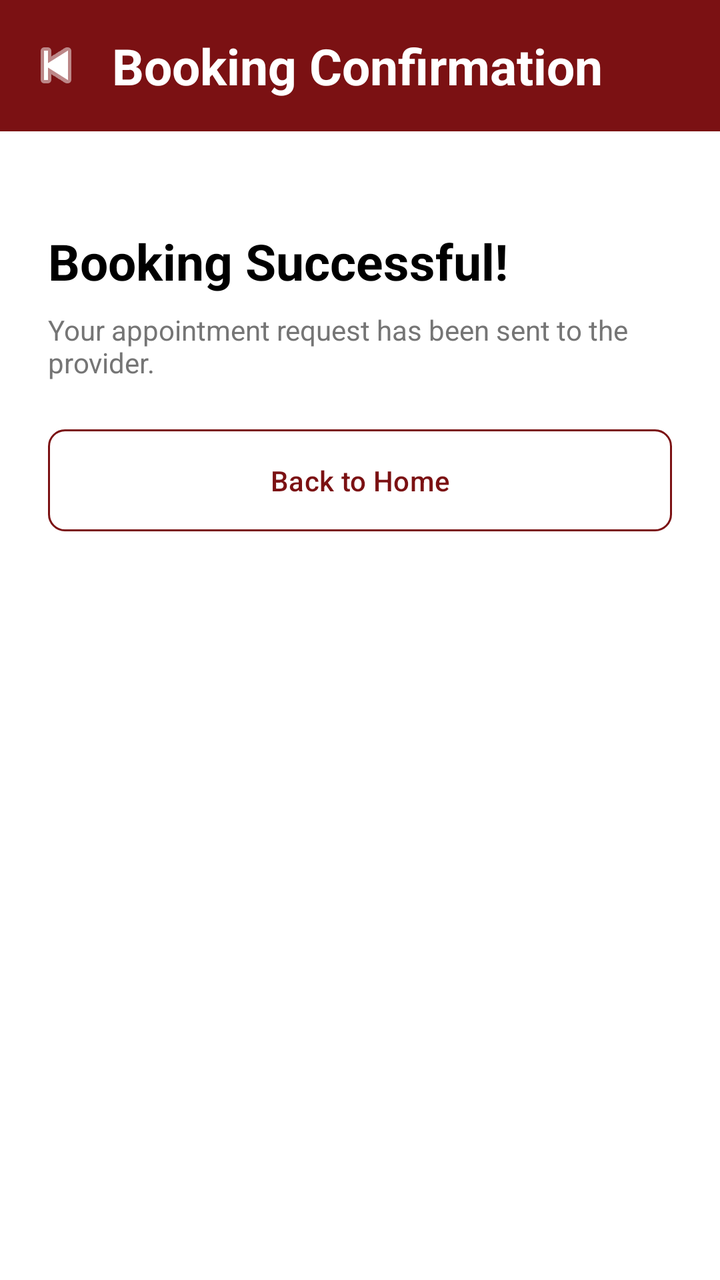
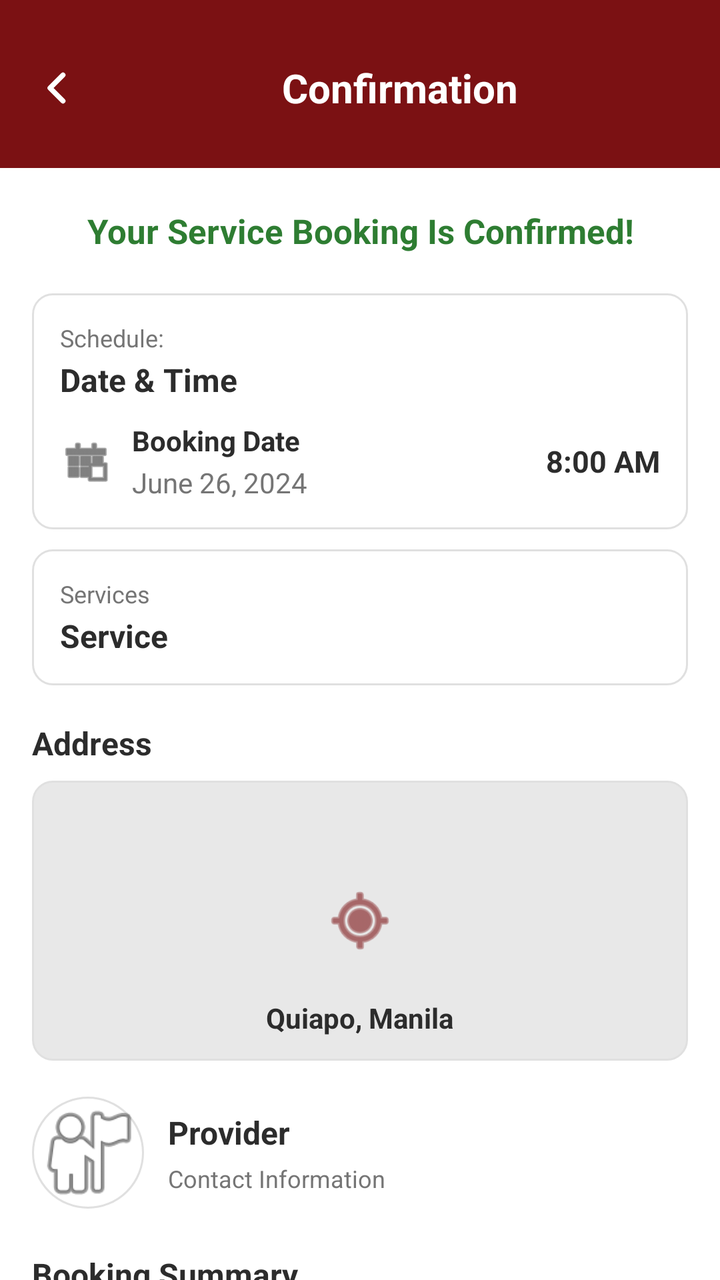

The first picture is an Android layout as it rendered before a commit; the second is the same layout after the commit. The layout source and the unified diff follow.
<!-- AndroidManifest.xml: application theme Theme.FixItFinderApp -->
<!-- res/layout/activity_booking_confirmation.xml -->
<?xml version="1.0" encoding="utf-8"?>
<androidx.constraintlayout.widget.ConstraintLayout
    xmlns:android="http://schemas.android.com/apk/res/android"
    xmlns:app="http://schemas.android.com/apk/res-auto"
    android:layout_width="match_parent"
    android:layout_height="match_parent"
    android:background="@color/white">

    <LinearLayout
        android:id="@+id/headerLayout"
        android:layout_width="match_parent"
        android:layout_height="wrap_content"
        android:orientation="horizontal"
        android:background="@color/color_primary"
        android:padding="16dp"
        android:gravity="center_vertical"
        app:layout_constraintTop_toTopOf="parent"
        app:layout_constraintStart_toStartOf="parent"
        app:layout_constraintEnd_toEndOf="parent">

        <ImageButton
            android:id="@+id/btnBack"
            android:layout_width="24dp"
            android:layout_height="24dp"
            android:src="@android:drawable/ic_media_previous"
            android:tint="@color/white"
            android:padding="4dp"
            android:background="?attr/selectableItemBackgroundBorderless"
            android:contentDescription="Back"
            android:layout_marginEnd="16dp" />

        <TextView
            android:id="@+id/tvHeaderTitle"
            android:layout_width="0dp"
            android:layout_height="wrap_content"
            android:layout_weight="1"
            android:text="Booking Confirmation"
            android:textColor="@color/white"
            android:textSize="25sp"
            android:textStyle="bold" />
    </LinearLayout>

    <TextView
        android:id="@+id/tvSuccessTitle"
        android:layout_width="0dp"
        android:layout_height="wrap_content"
        android:text="Booking Successful!"
        android:textSize="25sp"
        android:textStyle="bold"
        android:textColor="@android:color/black"
        android:layout_marginTop="48dp"
        android:layout_marginStart="24dp"
        android:layout_marginEnd="24dp"
        app:layout_constraintTop_toBottomOf="@id/headerLayout"
        app:layout_constraintStart_toStartOf="parent"
        app:layout_constraintEnd_toEndOf="parent" />

    <TextView
        android:id="@+id/tvSuccessSub"
        android:layout_width="0dp"
        android:layout_height="wrap_content"
        android:text="Your appointment request has been sent to the provider."
        android:textSize="14sp"
        android:textColor="#757575"
        android:layout_marginTop="8dp"
        android:layout_marginStart="24dp"
        android:layout_marginEnd="24dp"
        app:layout_constraintTop_toBottomOf="@id/tvSuccessTitle"
        app:layout_constraintStart_toStartOf="parent"
        app:layout_constraintEnd_toEndOf="parent" />

    <Button
        android:id="@+id/btnBackHome"
        android:layout_width="0dp"
        android:layout_height="wrap_content"
        android:text="Back to Home"
        android:textColor="@color/color_primary"
        android:background="@drawable/button_outline_red"
        android:padding="12dp"
        android:layout_marginTop="24dp"
        android:layout_marginStart="24dp"
        android:layout_marginEnd="24dp"
        app:layout_constraintTop_toBottomOf="@id/tvSuccessSub"
        app:layout_constraintStart_toStartOf="parent"
        app:layout_constraintEnd_toEndOf="parent" />

</androidx.constraintlayout.widget.ConstraintLayout>
<!-- resources referenced by this layout -->
<resources>
  <color name="color_primary">#7B1113</color>
  <color name="white">#FFFFFFFF</color>
  <!-- drawable button_outline_red (drawable) -->
  <?xml version="1.0" encoding="utf-8"?>
  <shape xmlns:android="http://schemas.android.com/apk/res/android"
      android:shape="rectangle">
      <solid android:color="@android:color/transparent" />
      <stroke
          android:width="1dp"
          android:color="@color/color_primary" />
      <corners android:radius="8dp" />
      <padding
          android:left="16dp"
          android:top="8dp"
          android:right="16dp"
          android:bottom="8dp" />
  </shape>
  <style name="Theme.FixItFinderApp" parent="Base.Theme.FixItFinderApp" />
  <style name="Base.Theme.FixItFinderApp" parent="Theme.Material3.DayNight.NoActionBar">
          <item name="colorPrimary">@color/color_primary</item>
          <item name="colorSecondary">@color/color_secondary</item>
          <item name="colorSurface">@color/color_background</item>
          <item name="colorOnSurface">@color/color_text_dark</item>
          <item name="colorPrimaryContainer">@color/color_primary</item>
          <item name="colorOnPrimary">@color/color_background</item>
      </style>
  <color name="color_secondary">#825037</color>
  <color name="color_background">#FFFFFF</color>
  <color name="color_text_dark">#2C2C2C</color>
</resources>

<!-- the commit's change to res/layout/activity_booking_confirmation.xml (unified diff, before → after) -->
@@ -10,78 +10,375 @@
         android:id="@+id/headerLayout"
         android:layout_width="match_parent"
         android:layout_height="wrap_content"
+        android:background="@color/color_primary"
+        android:gravity="center_vertical"
         android:orientation="horizontal"
-        android:background="@color/color_primary"
-        android:padding="16dp"
-        android:gravity="center_vertical"
-        app:layout_constraintTop_toTopOf="parent"
+        android:paddingStart="16dp"
+        android:paddingTop="20dp"
+        android:paddingEnd="16dp"
+        android:paddingBottom="16dp"
+        app:layout_constraintEnd_toEndOf="parent"
         app:layout_constraintStart_toStartOf="parent"
-        app:layout_constraintEnd_toEndOf="parent">
+        app:layout_constraintTop_toTopOf="parent">
 
         <ImageButton
             android:id="@+id/btnBack"
-            android:layout_width="24dp"
-            android:layout_height="24dp"
-            android:src="@android:drawable/ic_media_previous"
-            android:tint="@color/white"
-            android:padding="4dp"
+            android:layout_width="@dimen/back_btn_width"
+            android:layout_height="@dimen/back_btn_height"
+            android:layout_marginEnd="16dp"
             android:background="?attr/selectableItemBackgroundBorderless"
             android:contentDescription="Back"
-            android:layout_marginEnd="16dp" />
+            android:padding="4dp"
+            android:src="@drawable/ic_back_chevron"
+            android:tint="@color/white" />
 
         <TextView
             android:id="@+id/tvHeaderTitle"
             android:layout_width="0dp"
             android:layout_height="wrap_content"
             android:layout_weight="1"
-            android:text="Booking Confirmation"
+            android:gravity="center"
+            android:text="@string/confirmation_title"
             android:textColor="@color/white"
-            android:textSize="25sp"
+            android:textSize="20sp"
             android:textStyle="bold" />
     </LinearLayout>
 
-    <TextView
-        android:id="@+id/tvSuccessTitle"
+    <androidx.core.widget.NestedScrollView
         android:layout_width="0dp"
-        android:layout_height="wrap_content"
-        android:text="Booking Successful!"
-        android:textSize="25sp"
-        android:textStyle="bold"
-        android:textColor="@android:color/black"
-        android:layout_marginTop="48dp"
-        android:layout_marginStart="24dp"
-        android:layout_marginEnd="24dp"
-        app:layout_constraintTop_toBottomOf="@id/headerLayout"
+        android:layout_height="0dp"
+        android:clipToPadding="false"
+        android:fillViewport="true"
+        android:paddingBottom="@dimen/scroll_content_bottom_gap"
+        app:layout_constraintBottom_toBottomOf="parent"
+        app:layout_constraintEnd_toEndOf="parent"
         app:layout_constraintStart_toStartOf="parent"
-        app:layout_constraintEnd_toEndOf="parent" />
-
-    <TextView
-        android:id="@+id/tvSuccessSub"
-        android:layout_width="0dp"
-        android:layout_height="wrap_content"
-        android:text="Your appointment request has been sent to the provider."
-        android:textSize="14sp"
-        android:textColor="#757575"
-        android:layout_marginTop="8dp"
-        android:layout_marginStart="24dp"
-        android:layout_marginEnd="24dp"
-        app:layout_constraintTop_toBottomOf="@id/tvSuccessTitle"
-        app:layout_constraintStart_toStartOf="parent"
-        app:layout_constraintEnd_toEndOf="parent" />
-
-    <Button
-        android:id="@+id/btnBackHome"
-        android:layout_width="0dp"
-        android:layout_height="wrap_content"
-        android:text="Back to Home"
-        android:textColor="@color/color_primary"
-        android:background="@drawable/button_outline_red"
-        android:padding="12dp"
-        android:layout_marginTop="24dp"
-        android:layout_marginStart="24dp"
-        android:layout_marginEnd="24dp"
-        app:layout_constraintTop_toBottomOf="@id/tvSuccessSub"
-        app:layout_constraintStart_toStartOf="parent"
-        app:layout_constraintEnd_toEndOf="parent" />
-
+        app:layout_constraintTop_toBottomOf="@id/headerLayout">
+
+        <LinearLayout
+            android:layout_width="match_parent"
+            android:layout_height="wrap_content"
+            android:orientation="vertical"
+            android:paddingStart="16dp"
+            android:paddingTop="20dp"
+            android:paddingEnd="16dp"
+            android:paddingBottom="24dp">
+
+            <TextView
+                android:id="@+id/tvSuccessMessage"
+                android:layout_width="match_parent"
+                android:layout_height="wrap_content"
+                android:gravity="center"
+                android:text="@string/booking_confirmed_success"
+                android:textColor="@color/confirmation_success_green"
+                android:textSize="17sp"
+                android:textStyle="bold" />
+
+            <LinearLayout
+                android:layout_width="match_parent"
+                android:layout_height="wrap_content"
+                android:layout_marginTop="20dp"
+                android:background="@drawable/bg_job_detail_card"
+                android:orientation="vertical"
+                android:padding="14dp">
+
+                <TextView
+                    android:layout_width="wrap_content"
+                    android:layout_height="wrap_content"
+                    android:text="Schedule:"
+                    android:textColor="@color/text_gray"
+                    android:textSize="12sp" />
+
+                <TextView
+                    android:layout_width="wrap_content"
+                    android:layout_height="wrap_content"
+                    android:layout_marginTop="2dp"
+                    android:text="Date &amp; Time"
+                    android:textColor="@color/color_text_dark"
+                    android:textSize="16sp"
+                    android:textStyle="bold" />
+
+                <LinearLayout
+                    android:layout_width="match_parent"
+                    android:layout_height="wrap_content"
+                    android:layout_marginTop="10dp"
+                    android:gravity="center_vertical"
+                    android:orientation="horizontal">
+
+                    <ImageView
+                        android:layout_width="26dp"
+                        android:layout_height="26dp"
+                        android:contentDescription=""
+                        android:src="@android:drawable/ic_menu_today"
+                        android:tint="@color/color_text_dark" />
+
+                    <LinearLayout
+                        android:layout_width="0dp"
+                        android:layout_height="wrap_content"
+                        android:layout_marginStart="10dp"
+                        android:layout_weight="1"
+                        android:orientation="vertical">
+
+                        <TextView
+                            android:layout_width="wrap_content"
+                            android:layout_height="wrap_content"
+                            android:text="Booking Date"
+                            android:textColor="@color/color_text_dark"
+                            android:textSize="14sp"
+                            android:textStyle="bold" />
+
+                        <TextView
+                            android:id="@+id/tvScheduleDate"
+                            android:layout_width="wrap_content"
+                            android:layout_height="wrap_content"
+                            android:layout_marginTop="2dp"
+                            android:text="June 26, 2024"
+                            android:textColor="@color/text_gray"
+                            android:textSize="14sp" />
+                    </LinearLayout>
+
+                    <TextView
+                        android:id="@+id/tvScheduleTime"
+                        android:layout_width="wrap_content"
+                        android:layout_height="wrap_content"
+                        android:text="8:00 AM"
+                        android:textColor="@color/color_text_dark"
+                        android:textSize="15sp"
+                        android:textStyle="bold" />
+                </LinearLayout>
+            </LinearLayout>
+
+            <LinearLayout
+                android:layout_width="match_parent"
+                android:layout_height="wrap_content"
+                android:layout_marginTop="10dp"
+                android:background="@drawable/bg_job_detail_card"
+                android:orientation="vertical"
+                android:padding="14dp">
+
+                <TextView
+                    android:layout_width="wrap_content"
+                    android:layout_height="wrap_content"
+                    android:text="Services"
+                    android:textColor="@color/text_gray"
+                    android:textSize="12sp" />
+
+                <TextView
+                    android:id="@+id/tvServiceName"
+                    android:layout_width="match_parent"
+                    android:layout_height="wrap_content"
+                    android:layout_marginTop="2dp"
+                    android:text="Service"
+                    android:textColor="@color/color_text_dark"
+                    android:textSize="16sp"
+                    android:textStyle="bold" />
+
+                <TextView
+                    android:id="@+id/tvPaymentMethod"
+                    android:layout_width="match_parent"
+                    android:layout_height="wrap_content"
+                    android:layout_marginTop="8dp"
+                    android:textColor="@color/text_gray"
+                    android:textSize="13sp"
+                    android:visibility="gone" />
+            </LinearLayout>
+
+            <TextView
+                android:layout_width="match_parent"
+                android:layout_height="wrap_content"
+                android:layout_marginTop="18dp"
+                android:text="Address"
+                android:textColor="@color/color_text_dark"
+                android:textSize="16sp"
+                android:textStyle="bold" />
+
+            <FrameLayout
+                android:layout_width="match_parent"
+                android:layout_height="140dp"
+                android:layout_marginTop="8dp"
+                android:background="@drawable/bg_job_map_placeholder">
+
+                <ImageView
+                    android:layout_width="36dp"
+                    android:layout_height="36dp"
+                    android:layout_gravity="center"
+                    android:contentDescription=""
+                    android:src="@android:drawable/ic_menu_mylocation"
+                    android:tint="@color/color_primary" />
+
+                <TextView
+                    android:id="@+id/tvAddressLine"
+                    android:layout_width="wrap_content"
+                    android:layout_height="wrap_content"
+                    android:layout_gravity="bottom|center_horizontal"
+                    android:layout_marginBottom="12dp"
+                    android:text="Quiapo, Manila"
+                    android:textColor="@color/color_text_dark"
+                    android:textSize="14sp"
+                    android:textStyle="bold" />
+            </FrameLayout>
+
+            <LinearLayout
+                android:layout_width="match_parent"
+                android:layout_height="wrap_content"
+                android:layout_marginTop="18dp"
+                android:gravity="center_vertical"
+                android:orientation="horizontal">
+
+                <ImageView
+                    android:id="@+id/ivProviderPhoto"
+                    android:layout_width="56dp"
+                    android:layout_height="56dp"
+                    android:background="@drawable/bg_profile_circle"
+                    android:contentDescription=""
+                    android:scaleType="centerCrop"
+                    android:src="@android:drawable/ic_menu_myplaces" />
+
+                <LinearLayout
+                    android:layout_width="0dp"
+                    android:layout_height="wrap_content"
+                    android:layout_marginStart="12dp"
+                    android:layout_weight="1"
+                    android:orientation="vertical">
+
+                    <TextView
+                        android:id="@+id/tvProviderName"
+                        android:layout_width="match_parent"
+                        android:layout_height="wrap_content"
+                        android:text="Provider"
+                        android:textColor="@color/color_text_dark"
+                        android:textSize="16sp"
+                        android:textStyle="bold" />
+
+                    <TextView
+                        android:id="@+id/tvProviderContact"
+                        android:layout_width="match_parent"
+                        android:layout_height="wrap_content"
+                        android:layout_marginTop="4dp"
+                        android:text="@string/contact_information"
+                        android:textColor="@color/text_gray"
+                        android:textSize="12sp" />
+                </LinearLayout>
+            </LinearLayout>
+
+            <com.google.android.material.button.MaterialButton
+                android:id="@+id/btnCancelBooking"
+                style="@style/Widget.MaterialComponents.Button"
+                android:layout_width="match_parent"
+                android:layout_height="50dp"
+                android:layout_marginTop="16dp"
+                android:text="@string/cancel_booking"
+                android:textAllCaps="false"
+                android:textColor="@color/white"
+                android:textStyle="bold"
+                android:visibility="gone"
+                app:backgroundTint="@color/subscription_maroon"
+                app:cornerRadius="10dp" />
+
+            <TextView
+                android:layout_width="match_parent"
+                android:layout_height="wrap_content"
+                android:layout_marginTop="22dp"
+                android:text="Booking Summary"
+                android:textColor="@color/color_text_dark"
+                android:textSize="16sp"
+                android:textStyle="bold" />
+
+            <LinearLayout
+                android:layout_width="match_parent"
+                android:layout_height="wrap_content"
+                android:layout_marginTop="8dp"
+                android:orientation="horizontal">
+
+                <LinearLayout
+                    android:layout_width="0dp"
+                    android:layout_height="wrap_content"
+                    android:layout_marginEnd="6dp"
+                    android:layout_weight="1"
+                    android:background="@drawable/bg_job_detail_card"
+                    android:orientation="vertical"
+                    android:padding="12dp">
+
+                    <TextView
+                        android:layout_width="wrap_content"
+                        android:layout_height="wrap_content"
+                        android:text="Total Cost"
+                        android:textColor="@color/text_gray"
+                        android:textSize="12sp" />
+
+                    <TextView
+                        android:id="@+id/tvTotalCost"
+                        android:layout_width="wrap_content"
+                        android:layout_height="wrap_content"
+                        android:layout_marginTop="4dp"
+                        android:text="2500"
+                        android:textColor="@color/color_text_dark"
+                        android:textSize="20sp"
+                        android:textStyle="bold" />
+                </LinearLayout>
+
+                <LinearLayout
+                    android:layout_width="0dp"
+                    android:layout_height="wrap_content"
+                    android:layout_marginStart="6dp"
+                    android:layout_weight="1"
+                    android:background="@drawable/bg_job_detail_card"
+                    android:orientation="vertical"
+                    android:padding="12dp">
+
+                    <TextView
+                        android:layout_width="wrap_content"
+                        android:layout_height="wrap_content"
+                        android:text="Booking ID"
+                        android:textColor="@color/text_gray"
+                        android:textSize="12sp" />
+
+                    <TextView
+                        android:id="@+id/tvBookingIdDisplay"
+                        android:layout_width="wrap_content"
+                        android:layout_height="wrap_content"
+                        android:layout_marginTop="4dp"
+                        android:text="—"
+                        android:textColor="@color/color_text_dark"
+                        android:textSize="16sp"
+                        android:textStyle="bold" />
+                </LinearLayout>
+            </LinearLayout>
+
+            <Button
+                android:id="@+id/btnShare"
+                android:layout_width="match_parent"
+                android:layout_height="50dp"
+                android:layout_marginTop="24dp"
+                android:background="@drawable/button_outline_red"
+                android:text="@string/share_booking"
+                android:textAllCaps="false"
+                android:textColor="@color/color_primary"
+                android:textStyle="bold" />
+
+            <Button
+                android:id="@+id/btnViewDetails"
+                android:layout_width="match_parent"
+                android:layout_height="50dp"
+                android:layout_marginTop="10dp"
+                android:background="@drawable/button_outline_red"
+                android:text="@string/view_details"
+                android:textAllCaps="false"
+                android:textColor="@color/color_primary"
+                android:textStyle="bold" />
+
+            <com.google.android.material.button.MaterialButton
+                android:id="@+id/btnBackHome"
+                style="@style/Widget.MaterialComponents.Button"
+                android:layout_width="match_parent"
+                android:layout_height="52dp"
+                android:layout_marginTop="10dp"
+                android:text="@string/back_to_homepage"
+                android:textAllCaps="false"
+                android:textColor="@color/white"
+                android:textStyle="bold"
+                app:backgroundTint="@color/color_primary"
+                app:cornerRadius="10dp" />
+        </LinearLayout>
+    </androidx.core.widget.NestedScrollView>
 </androidx.constraintlayout.widget.ConstraintLayout>
<!-- resource entries referenced after the edit -->
@@ -2,6 +2,38 @@
 <resources>
   <color name="color_primary">#7B1113</color>
   <color name="white">#FFFFFFFF</color>
+  <dimen name="back_btn_height">48dp</dimen>
+  <dimen name="back_btn_width">24dp</dimen>
+  <dimen name="scroll_content_bottom_gap">16dp</dimen>
+  <!-- drawable bg_job_detail_card (drawable) -->
+  <?xml version="1.0" encoding="utf-8"?>
+  <shape xmlns:android="http://schemas.android.com/apk/res/android"
+      android:shape="rectangle">
+      <solid android:color="@android:color/white" />
+      <corners android:radius="10dp" />
+      <stroke
+          android:width="1dp"
+          android:color="#E0E0E0" />
+  </shape>
+  <!-- drawable bg_job_map_placeholder (drawable) -->
+  <?xml version="1.0" encoding="utf-8"?>
+  <shape xmlns:android="http://schemas.android.com/apk/res/android"
+      android:shape="rectangle">
+      <solid android:color="#E8E8E8" />
+      <corners android:radius="10dp" />
+      <stroke
+          android:width="1dp"
+          android:color="#E0E0E0" />
+  </shape>
+  <!-- drawable bg_profile_circle (drawable) -->
+  <?xml version="1.0" encoding="utf-8"?>
+  <shape xmlns:android="http://schemas.android.com/apk/res/android"
+      android:shape="oval">
+      <solid android:color="@android:color/white" />
+      <stroke
+          android:width="1dp"
+          android:color="#E0E0E0" />
+  </shape>
   <!-- drawable button_outline_red (drawable) -->
   <?xml version="1.0" encoding="utf-8"?>
   <shape xmlns:android="http://schemas.android.com/apk/res/android"
@@ -17,6 +49,28 @@
           android:right="16dp"
           android:bottom="8dp" />
   </shape>
+  <!-- drawable ic_back_chevron (drawable) -->
+  <?xml version="1.0" encoding="utf-8"?>
+  <vector xmlns:android="http://schemas.android.com/apk/res/android"
+      android:width="24dp"
+      android:height="24dp"
+      android:viewportWidth="24"
+      android:viewportHeight="24">
+      <path
+          android:fillColor="@android:color/transparent"
+          android:strokeColor="#000000"
+          android:strokeWidth="2.5"
+          android:strokeLineCap="round"
+          android:strokeLineJoin="round"
+          android:pathData="M15.5,5.5 L9,12 L15.5,18.5" />
+  </vector>
+  <string name="back_to_homepage">Back to Homepage</string>
+  <string name="booking_confirmed_success">Your Service Booking Is Confirmed!</string>
+  <string name="cancel_booking">Cancel Booking</string>
+  <string name="confirmation_title">Confirmation</string>
+  <string name="contact_information">Contact Information</string>
+  <string name="share_booking">Share</string>
+  <string name="view_details">View Details</string>
   <style name="Theme.FixItFinderApp" parent="Base.Theme.FixItFinderApp" />
   <style name="Base.Theme.FixItFinderApp" parent="Theme.Material3.DayNight.NoActionBar">
           <item name="colorPrimary">@color/color_primary</item>
@@ -29,5 +83,8 @@
   <color name="color_secondary">#825037</color>
   <color name="color_background">#FFFFFF</color>
   <color name="color_text_dark">#2C2C2C</color>
+  <color name="confirmation_success_green">#2E7D32</color>
+  <color name="subscription_maroon">#70261D</color>
+  <color name="text_gray">#757575</color>
 </resources>
 
